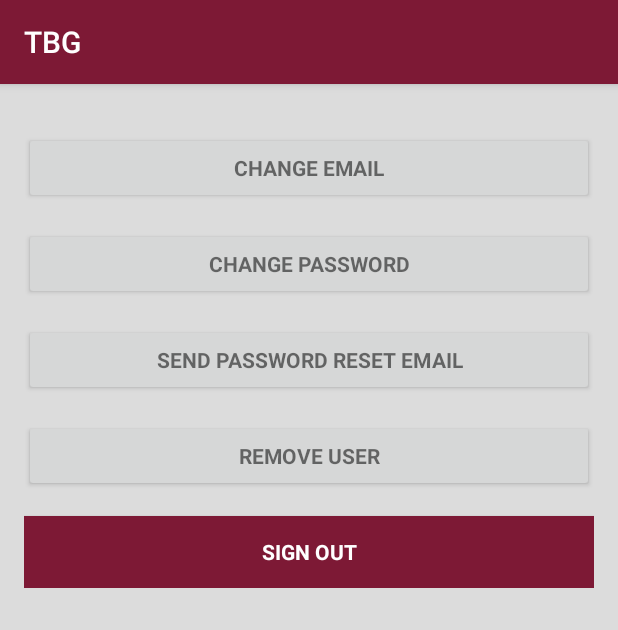
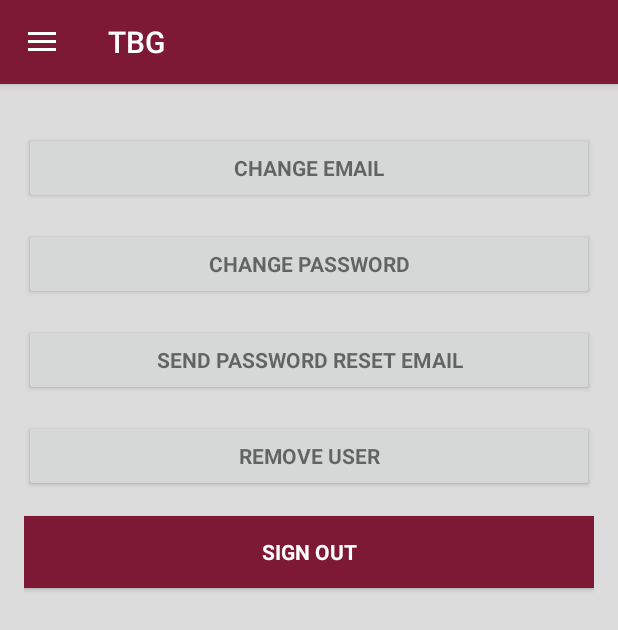
Before and after one commit to jensMole/TBG_App_Mob, an Android app: the screen it shows after launch once a user with an empty profile is signed in (MainActivity), on a phone screen of 412 x 824 dp. Shown: the top 630 px of the screen. Run offline under Robolectric (Android 15) with nearby library versions, the phone set to English and light mode, and no system bars; our stand-ins replace Firebase (no records; nobody signed in at launch, a user with empty details on screens opened directly).

Commit message:
menu
Added menu structures (not finished)

```diff
--- a/TBG/app/build.gradle
+++ b/TBG/app/build.gradle
@@ -28,7 +28,7 @@ dependencies {
     compile 'com.android.support.constraint:constraint-layout:1.0.2'
     compile 'com.google.firebase:firebase-database:10.0.1'
     compile 'com.google.firebase:firebase-auth:10.0.1'
-    compile 'com.android.support:design:26.0.0'
+    compile 'com.android.support:design:25.2.0'
     testCompile 'junit:junit:4.12'
 }
 
--- a/TBG/app/src/main/java/com/example/jensie/tbg/MainActivity.java
+++ b/TBG/app/src/main/java/com/example/jensie/tbg/MainActivity.java
@@ -1,9 +1,12 @@
 package com.example.jensie.tbg;
 
+import android.support.v4.widget.DrawerLayout;
+import android.support.v7.app.ActionBarDrawerToggle;
 import android.support.v7.app.AppCompatActivity;
 import android.os.Bundle;
 import android.content.Intent;
 import android.support.annotation.NonNull;
+import android.view.MenuItem;
 import android.view.View;
 import android.widget.Button;
 import android.widget.EditText;
@@ -25,10 +28,23 @@ public class MainActivity extends AppCompatActivity {
     private FirebaseAuth.AuthStateListener authListener;
     private FirebaseAuth auth;
 
+    private DrawerLayout mDrawerLayout;
+    private ActionBarDrawerToggle mToggle;
+
     @Override
     protected void onCreate(Bundle savedInstanceState) {
         super.onCreate(savedInstanceState);
         setContentView(R.layout.activity_main);
+
+        //vind de drawerlayou.
+        mDrawerLayout = (DrawerLayout) findViewById(R.id.drawerLayout);
+        //toggle knop.
+        mToggle = new ActionBarDrawerToggle(this,mDrawerLayout, R.string.open, R.string.close);
+        //zet de toggle knop zo dat hij het menu zal gaan toglen
+        mDrawerLayout.addDrawerListener(mToggle);
+        mToggle.syncState();
+        //Zet het icoontje.
+        getSupportActionBar().setDisplayHomeAsUpEnabled(true);
 
         //get firebase auth instance
         auth = FirebaseAuth.getInstance();
@@ -242,6 +258,16 @@ public class MainActivity extends AppCompatActivity {
 
     }
 
+    //Er voor zorgen dat als je het menu icoontje aanraakt het menu ook wel open gaat en sluit.
+    @Override
+    public boolean onOptionsItemSelected(MenuItem item) {
+
+        if(mToggle.onOptionsItemSelected(item)){
+            return true;
+        }
+        return super.onOptionsItemSelected(item);
+    }
+
     //sign out method
     public void signOut() {
         auth.signOut();
--- a/TBG/app/src/main/res/layout/activity_main.xml
+++ b/TBG/app/src/main/res/layout/activity_main.xml
@@ -1,12 +1,13 @@
 <?xml version="1.0" encoding="utf-8"?>
-<android.support.design.widget.CoordinatorLayout xmlns:android="http://schemas.android.com/apk/res/android"
+<android.support.v4.widget.DrawerLayout xmlns:android="http://schemas.android.com/apk/res/android"
     xmlns:app="http://schemas.android.com/apk/res-auto"
     xmlns:tools="http://schemas.android.com/tools"
     android:layout_width="match_parent"
     android:layout_height="match_parent"
     android:background="@color/colorBackground"
     android:fitsSystemWindows="true"
-    tools:context=".MainActivity">
+    tools:context=".MainActivity"
+    android:id="@+id/drawerLayout">
 
     <!--<android.support.design.widget.AppBarLayout-->
         <!--android:layout_width="match_parent"-->
@@ -20,6 +21,14 @@
             <!--app:layout_scrollFlags="scroll|enterAlways" />-->
 
     <!--</android.support.design.widget.AppBarLayout>-->
+
+        <android.support.design.widget.NavigationView
+            android:layout_width="wrap_content"
+            android:layout_height="match_parent"
+            app:menu="@menu/navigation_menu"
+            android:layout_gravity="start">
+
+        </android.support.design.widget.NavigationView>
 
         <LinearLayout
             android:layout_width="match_parent"
@@ -171,5 +180,4 @@
                 android:textStyle="bold" />
 
         </LinearLayout>
-
-</android.support.design.widget.CoordinatorLayout>
+</android.support.v4.widget.DrawerLayout>
--- /dev/null
+++ b/TBG/app/src/main/res/menu/navigation_menu.xml
@@ -0,0 +1,13 @@
+<?xml version="1.0" encoding="utf-8"?>
+<menu xmlns:android="http://schemas.android.com/apk/res/android">
+
+    <item android:id="@+id/nav_account"
+        android:title="Mijn account"/>
+
+    <item android:id="@+id/nav_iets"
+        android:title="iets"/>
+
+    <item android:id="@+id/nav_logout"
+        android:title="Uitloggen"/>
+
+</menu>
--- a/TBG/app/src/main/res/values/strings.xml
+++ b/TBG/app/src/main/res/values/strings.xml
@@ -28,4 +28,6 @@
     <string name="btn_sign_out">Sign Out</string>
     <string name="lbl_forgot_password">Forgot password?</string>
     <string name="forgot_password_msg">We just need your registered Email Id to sent you password reset instructions.</string>
+    <string name="open">Open</string>
+    <string name="close">Close</string>
 </resources>
```
Lines whose indentation alone changed are shown as unchanged.
